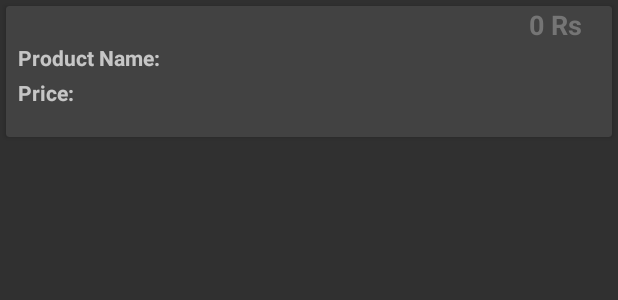
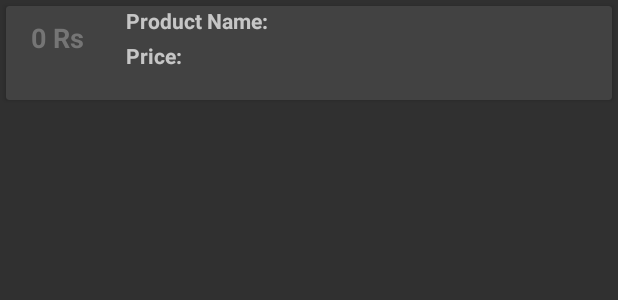
Before and after one commit to beerus11/Testo, an Android app: the layout row_order.xml on its own in the app's theme, with its tools: preview values and no code run, on a phone screen of 412 x 824 dp. Shown: the top 300 px of the screen. Run offline under Robolectric (Android 15) with nearby library versions, the phone set to English and light mode, and no system bars.

Commit message:
## Fix For Order Table Bug

```diff
--- a/app/src/main/java/in/anuraggoel/testo/manager/DatabaseHelper.java
+++ b/app/src/main/java/in/anuraggoel/testo/manager/DatabaseHelper.java
@@ -76,7 +76,7 @@ public class DatabaseHelper extends SQLiteOpenHelper {
             + TABLE_ORDERS + "(" + KEY_ID + " INTEGER PRIMARY KEY AUTOINCREMENT NOT NULL,"
             + KEY_PRODUCT_NAME + " TEXT," + KEY_ORDER_CUSTOMER_NAME
             + " TEXT," + KEY_ORDER_PRODUCT_PRICE + " INTEGER," + KEY_ORDER_DATETIME
-            + " DATETIME" + ")";
+            + " TEXT" + ")";
 
 
     public DatabaseHelper(Context context) {
@@ -129,7 +129,7 @@ public class DatabaseHelper extends SQLiteOpenHelper {
         return product_id;
     }
 
-    public long createOrder(Order order) {
+    public long addOrder(Order order) {
         SQLiteDatabase db = this.getWritableDatabase();
         ContentValues values = new ContentValues();
         values.put(KEY_PRODUCT_NAME, order.getProductName());
@@ -137,7 +137,7 @@ public class DatabaseHelper extends SQLiteOpenHelper {
         values.put(KEY_ORDER_DATETIME, order.getDateTime());
         values.put(KEY_ORDER_PRODUCT_PRICE, order.getPrice());
         // insert row
-        long order_id = db.insert(TABLE_PRODUCTS, null, values);
+        long order_id = db.insert(TABLE_ORDERS, null, values);
         return order_id;
     }
 
--- a/app/src/main/res/layout/row_order.xml
+++ b/app/src/main/res/layout/row_order.xml
@@ -4,6 +4,7 @@
     android:layout_width="match_parent"
     android:layout_height="wrap_content"
     android:layout_margin="4dp"
+    android:background="@color/primary_light"
     android:paddingLeft="40dp">
 
     <LinearLayout
@@ -11,12 +12,12 @@
         android:layout_height="match_parent"
         android:layout_marginBottom="20dp"
         android:gravity="center_vertical"
-        android:orientation="vertical">
+        android:orientation="horizontal">
 
         <TextView
             android:id="@+id/tvDateTime"
-            android:layout_width="match_parent"
-            android:layout_height="wrap_content"
+            android:layout_width="72dp"
+            android:layout_height="match_parent"
             android:gravity="center_vertical|right"
             android:paddingLeft="10dp"
             android:paddingRight="20dp"
@@ -26,8 +27,9 @@
             android:textStyle="bold" />
 
         <LinearLayout
-            android:layout_width="match_parent"
+            android:layout_width="wrap_content"
             android:layout_height="wrap_content"
+            android:layout_weight="1"
             android:orientation="vertical">
 
             <LinearLayout
@@ -37,14 +39,14 @@
                 android:paddingLeft="8dp">
 
                 <TextView
-                    android:layout_width="wrap_content"
+                    android:layout_width="match_parent"
                     android:layout_height="wrap_content"
                     android:text="Product Name:"
                     android:textStyle="bold" />
 
                 <TextView
                     android:id="@+id/tvName"
-                    android:layout_width="wrap_content"
+                    android:layout_width="match_parent"
                     android:layout_height="wrap_content"
                     android:layout_marginLeft="8dp"
                     android:layout_weight="1"
```
Also changed, not shown: app/src/main/java/in/anuraggoel/testo/fragments/ProductFragment.java (+8 -1 lines).
